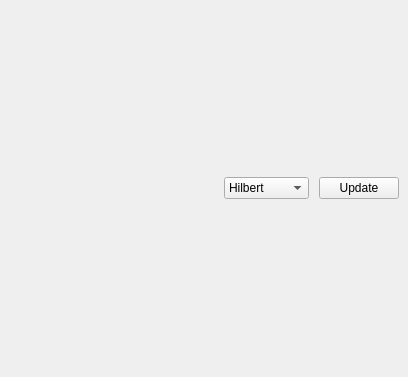
Above: modules/DatasetComparator/dlg_DatasetComparator.ui from 3dct/open_iA before the change. Below: the same form after it.
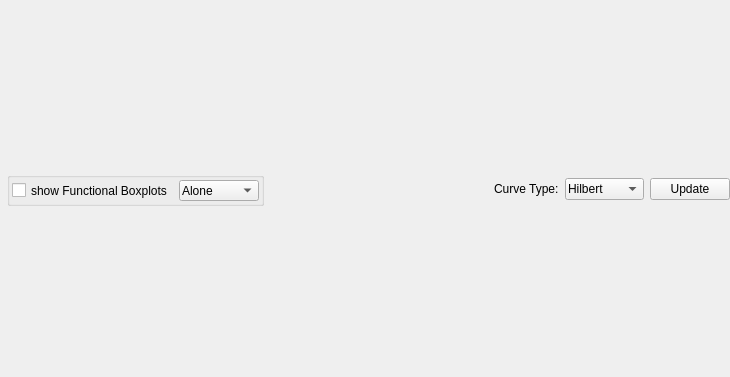
That is the form after the change.

```diff
--- a/modules/DatasetComparator/dlg_DatasetComparator.ui
+++ b/modules/DatasetComparator/dlg_DatasetComparator.ui
@@ -6,7 +6,7 @@
    <rect>
     <x>0</x>
     <y>0</y>
-    <width>408</width>
+    <width>730</width>
     <height>377</height>
    </rect>
   </property>
@@ -15,14 +15,127 @@
   </property>
   <widget class="QWidget" name="dockWidgetContents">
    <layout class="QVBoxLayout" name="verticalLayout_2">
+    <property name="spacing">
+     <number>0</number>
+    </property>
+    <property name="leftMargin">
+     <number>0</number>
+    </property>
+    <property name="topMargin">
+     <number>0</number>
+    </property>
+    <property name="rightMargin">
+     <number>0</number>
+    </property>
+    <property name="bottomMargin">
+     <number>0</number>
+    </property>
     <item>
+     <widget class="QWidget" name="widget" native="true">
+      <property name="sizePolicy">
+       <sizepolicy hsizetype="Preferred" vsizetype="Fixed">
+        <horstretch>0</horstretch>
+        <verstretch>0</verstretch>
+       </sizepolicy>
+      </property>
      <layout class="QHBoxLayout" name="horizontalLayout">
       <property name="spacing">
-       <number>10</number>
-      </property>
-      <property name="sizeConstraint">
-       <enum>QLayout::SetDefaultConstraint</enum>
-      </property>
+        <number>6</number>
+       </property>
+       <property name="leftMargin">
+        <number>7</number>
+       </property>
+       <property name="topMargin">
+        <number>2</number>
+       </property>
+       <property name="rightMargin">
+        <number>0</number>
+       </property>
+       <property name="bottomMargin">
+        <number>0</number>
+       </property>
+       <item>
+        <widget class="QGroupBox" name="groupBox">
+         <property name="sizePolicy">
+          <sizepolicy hsizetype="Fixed" vsizetype="Preferred">
+           <horstretch>0</horstretch>
+           <verstretch>0</verstretch>
+          </sizepolicy>
+         </property>
+         <property name="title">
+          <string/>
+         </property>
+         <layout class="QHBoxLayout" name="horizontalLayout_2">
+          <property name="leftMargin">
+           <number>2</number>
+          </property>
+          <property name="topMargin">
+           <number>2</number>
+          </property>
+          <property name="rightMargin">
+           <number>2</number>
+          </property>
+          <property name="bottomMargin">
+           <number>2</number>
+          </property>
+          <item>
+           <widget class="QCheckBox" name="cb_showFbp">
+            <property name="sizePolicy">
+             <sizepolicy hsizetype="Fixed" vsizetype="Fixed">
+              <horstretch>0</horstretch>
+              <verstretch>0</verstretch>
+             </sizepolicy>
+            </property>
+            <property name="minimumSize">
+             <size>
+              <width>0</width>
+              <height>21</height>
+             </size>
+            </property>
+            <property name="text">
+             <string>show Functional Boxplots</string>
+            </property>
+           </widget>
+          </item>
+          <item>
+           <widget class="QComboBox" name="cb_fbpView">
+            <property name="sizePolicy">
+             <sizepolicy hsizetype="Fixed" vsizetype="Fixed">
+              <horstretch>0</horstretch>
+              <verstretch>0</verstretch>
+             </sizepolicy>
+            </property>
+            <property name="minimumSize">
+             <size>
+              <width>0</width>
+              <height>20</height>
+             </size>
+            </property>
+            <property name="layoutDirection">
+             <enum>Qt::LeftToRight</enum>
+            </property>
+            <property name="styleSheet">
+             <string notr="true">padding: 2px;
+</string>
+            </property>
+            <property name="frame">
+             <bool>true</bool>
+            </property>
+            <item>
+             <property name="text">
+              <string>Alone</string>
+             </property>
+            </item>
+            <item>
+             <property name="text">
+              <string>Combined</string>
+             </property>
+            </item>
+           </widget>
+          </item>
+         </layout>
+        </widget>
+       </item>
       <item>
        <spacer name="horizontalSpacer">
         <property name="orientation">
@@ -30,20 +143,40 @@
         </property>
         <property name="sizeHint" stdset="0">
          <size>
-          <width>40</width>
-          <height>20</height>
+           <width>553</width>
+           <height>21</height>
          </size>
         </property>
        </spacer>
       </item>
+       <item>
+        <widget class="QLabel" name="label">
+         <property name="text">
+          <string>Curve Type:</string>
+         </property>
+        </widget>
+       </item>
       <item>
        <widget class="QComboBox" name="cb_Paths">
         <property name="sizePolicy">
-         <sizepolicy hsizetype="Preferred" vsizetype="Fixed">
+          <sizepolicy hsizetype="Fixed" vsizetype="Fixed">
           <horstretch>0</horstretch>
           <verstretch>0</verstretch>
          </sizepolicy>
         </property>
+         <property name="minimumSize">
+          <size>
+           <width>0</width>
+           <height>20</height>
+          </size>
+         </property>
+         <property name="focusPolicy">
+          <enum>Qt::TabFocus</enum>
+         </property>
+         <property name="styleSheet">
+          <string notr="true">padding: 2px;
+</string>
+         </property>
         <item>
          <property name="text">
           <string>Hilbert</string>
@@ -58,12 +191,34 @@
       </item>
       <item>
        <widget class="QPushButton" name="pB_Update">
+         <property name="sizePolicy">
+          <sizepolicy hsizetype="Fixed" vsizetype="Fixed">
+           <horstretch>0</horstretch>
+           <verstretch>0</verstretch>
+          </sizepolicy>
+         </property>
+         <property name="minimumSize">
+          <size>
+           <width>0</width>
+           <height>21</height>
+          </size>
+         </property>
+         <property name="maximumSize">
+          <size>
+           <width>16777215</width>
+           <height>16777215</height>
+          </size>
+         </property>
+         <property name="focusPolicy">
+          <enum>Qt::TabFocus</enum>
+         </property>
         <property name="text">
          <string>Update</string>
         </property>
        </widget>
       </item>
      </layout>
+     </widget>
     </item>
     <item>
      <layout class="QVBoxLayout" name="PlotsContainer_verticalLayout"/>
```
Lines whose indentation alone changed are shown as unchanged.
